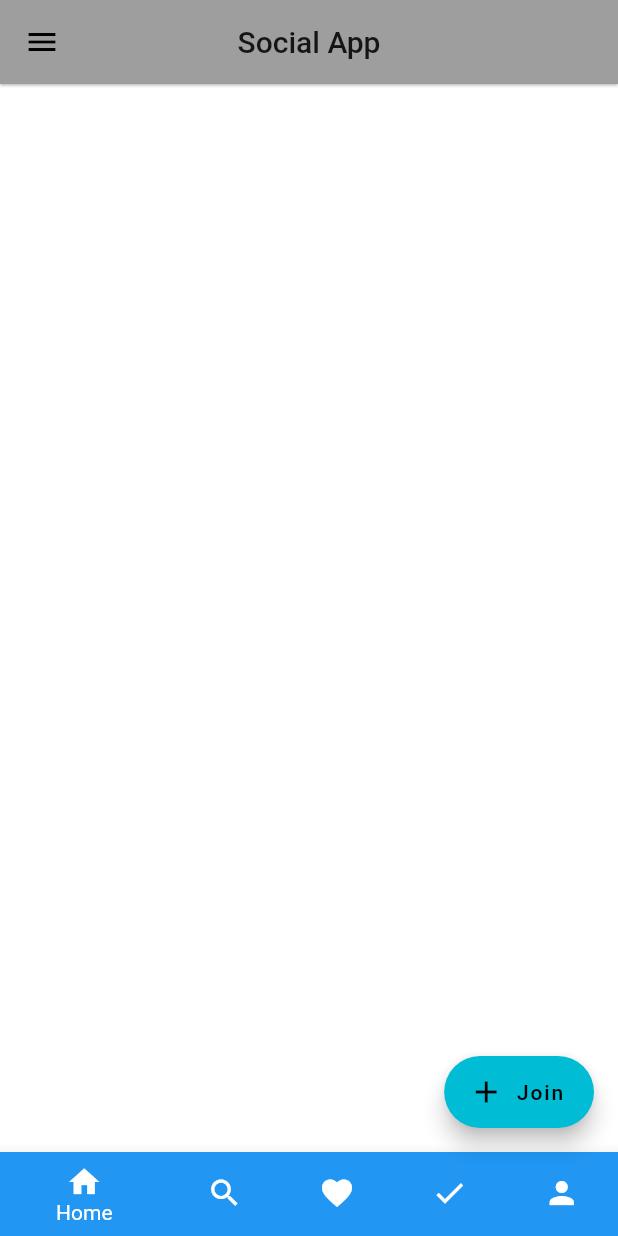
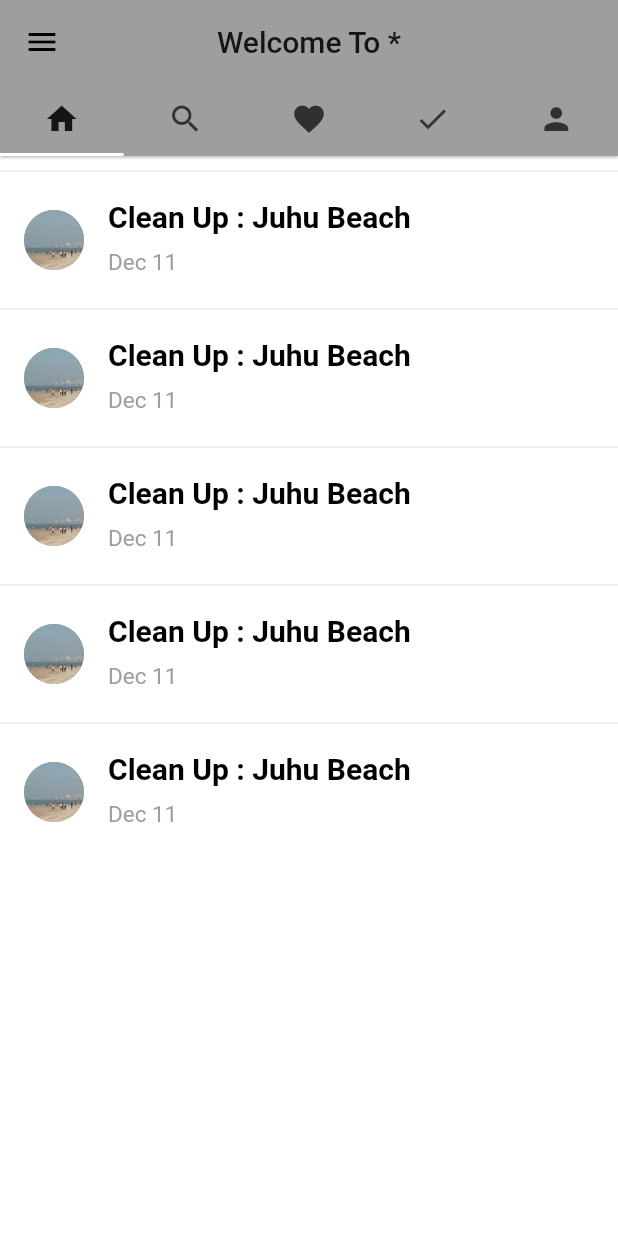
Before and after one commit to Dharmin8/social_app, a Flutter app: the screen it shows after launch, on a phone screen of 412 x 824 dp. Run offline on Flutter 3.47's test engine with Material 2 defaults, Android fonts, the phone set to English and light mode, and no system bars.

Commit message:
Models Added

```diff
--- a/lib/app_home.dart
+++ b/lib/app_home.dart
@@ -1,4 +1,9 @@
 import 'package:flutter/material.dart';
+import 'package:social_app/view_check.dart';
+import 'package:social_app/view_search.dart';
+import 'package:social_app/view_home.dart';
+import 'package:social_app/view_favorite.dart';
+import 'package:social_app/view_profile.dart';
 
 class AppHome extends StatefulWidget {
   @override
@@ -13,15 +18,31 @@ class _AppHomeState extends State<AppHome> with SingleTickerProviderStateMixin {
     _tabController = new TabController(length: 5, initialIndex: 0, vsync: this);
   }
 
-  int _currentIndex = 0;
-
   @override
   Widget build(BuildContext context) {
     return new Scaffold(
       appBar: new AppBar(
         centerTitle: true,
-        title: new Text("Social App"),
+        title: new Text("Welcome To *"),
         elevation: 0.7,
+        bottom: new TabBar(
+          controller: _tabController,
+          indicatorColor: Colors.white,
+          tabs: <Widget>[
+            new Tab(
+              icon: Icon(Icons.home),
+            ),
+            new Tab(
+              icon: Icon(Icons.search),
+            ),new Tab(
+              icon: Icon(Icons.favorite),
+            ),new Tab(
+              icon: Icon(Icons.check),
+            ),new Tab(
+              icon: Icon(Icons.person),
+            ),
+          ],
+        ),
       ),
 
       drawer: new Drawer(
@@ -62,41 +83,11 @@ class _AppHomeState extends State<AppHome> with SingleTickerProviderStateMixin {
       body: new TabBarView(
         controller: _tabController,
         children: <Widget>[
-        ],
-      ),
-      floatingActionButton: new FloatingActionButton.extended(
-        backgroundColor: Colors.cyan,
-        icon: Icon(Icons.add),
-        label: Text('Join'),
-      ),
-      bottomNavigationBar: BottomNavigationBar(
-        currentIndex: _currentIndex,
-        items: [
-          BottomNavigationBarItem(
-            icon: Icon(Icons.home),
-            title: new Text('Home'),
-            backgroundColor: Colors.blue,
-          ),
-          BottomNavigationBarItem(
-            icon: Icon(Icons.search),
-            title: new Text('Search'),
-            backgroundColor: Colors.blue,
-          ),
-          BottomNavigationBarItem(
-            icon: Icon(Icons.favorite),
-            title: new Text('Favorite'),
-            backgroundColor: Colors.blue,
-          ),
-          BottomNavigationBarItem(
-            icon: Icon(Icons.check),
-            title: new Text('Query'),
-            backgroundColor: Colors.blue,
-          ),
-          BottomNavigationBarItem(
-            icon: Icon(Icons.person),
-            title: new Text('Profile'),
-            backgroundColor: Colors.blue,
-          ),
+          new Home(),
+          new Search(),
+          new Favorite(),
+          new Check(),
+          new Person(),
         ],
       ),
     );
--- /dev/null
+++ b/lib/model/home_model.dart
@@ -0,0 +1,35 @@
+class HomeModel {
+  final String name;
+  final String desc;
+  final String avatarUrl;
+
+  HomeModel({this.name, this.desc, this.avatarUrl});
+}
+
+List<HomeModel> homeData =[
+  new HomeModel(
+    name: "Clean Up : Juhu Beach",
+    desc: "Dec 11",
+    avatarUrl: 'media/beach.jpg',
+  ),
+  new HomeModel(
+    name: "Clean Up : Juhu Beach",
+    desc: "Dec 11",
+    avatarUrl: 'media/beach.jpg',
+  ),
+  new HomeModel(
+    name: "Clean Up : Juhu Beach",
+    desc: "Dec 11",
+    avatarUrl: 'media/beach.jpg',
+  ),
+  new HomeModel(
+    name: "Clean Up : Juhu Beach",
+    desc: "Dec 11",
+    avatarUrl: 'media/beach.jpg',
+  ),
+  new HomeModel(
+    name: "Clean Up : Juhu Beach",
+    desc: "Dec 11",
+    avatarUrl: 'media/beach.jpg',
+  ),
+];
--- /dev/null
+++ b/lib/view_check.dart
@@ -0,0 +1,10 @@
+import 'package:flutter/material.dart';
+
+class Check extends StatelessWidget {
+  @override
+  Widget build(BuildContext context) {
+    return new Scaffold(
+
+    );
+  }
+}
--- /dev/null
+++ b/lib/view_favorite.dart
@@ -0,0 +1,10 @@
+import 'package:flutter/material.dart';
+
+class Favorite extends StatelessWidget {
+  @override
+  Widget build(BuildContext context) {
+    return new Scaffold(
+
+    );
+  }
+}
--- /dev/null
+++ b/lib/view_home.dart
@@ -0,0 +1,50 @@
+import 'package:flutter/material.dart';
+import 'package:social_app/model/home_model.dart';
+
+class Home extends StatefulWidget {
+  @override
+  _HomeState createState() => new _HomeState();
+}
+
+class _HomeState extends State<Home> {
+  @override
+  Widget build(BuildContext context) {
+    return new ListView.builder(
+      itemCount: homeData.length,
+      itemBuilder: (context, i) => new Column(
+        children: <Widget>[
+          new Divider(
+            height: 20.0,
+          ),
+
+          new ListTile(
+            leading: new CircleAvatar(
+              foregroundColor: Theme.of(context).primaryColor,
+              backgroundColor: Colors.grey,
+              backgroundImage: new AssetImage(homeData[i].avatarUrl),
+            ),
+
+            title: new Row(
+              mainAxisAlignment: MainAxisAlignment.spaceBetween,
+              children: <Widget>[
+                new Text(
+                  homeData[i].name,
+                  textAlign: TextAlign.center,
+                  style: new TextStyle(fontSize: 20.0, color: Colors.black, fontWeight: FontWeight.bold),
+                )
+              ],
+            ),
+            subtitle: new Container(
+              padding: const EdgeInsets.only(top: 10.0),
+              child: new Text(
+                homeData[i].desc,
+                textAlign: TextAlign.left,
+                style: new TextStyle(color: Colors.grey, fontSize: 15.0),
+              ),
+            ),
+          ),
+        ],
+      ),
+    );
+  }
+}
--- /dev/null
+++ b/lib/view_profile.dart
@@ -0,0 +1,10 @@
+import 'package:flutter/material.dart';
+
+class Person extends StatelessWidget {
+  @override
+  Widget build(BuildContext context) {
+    return new Scaffold(
+
+    );
+  }
+}
--- /dev/null
+++ b/lib/view_search.dart
@@ -0,0 +1,10 @@
+import 'package:flutter/material.dart';
+
+class Search extends StatelessWidget {
+  @override
+  Widget build(BuildContext context) {
+    return new Scaffold(
+
+    );
+  }
+}
--- a/pubspec.yaml
+++ b/pubspec.yaml
@@ -34,6 +34,8 @@ dev_dependencies:
 
 # The following section is specific to Flutter.
 flutter:
+  assets:
+    - media/beach.jpg
 
   # The following line ensures that the Material Icons font is
   # included with your application, so that you can use the icons in
```
Also changed, not shown: media/beach.jpg (added).
